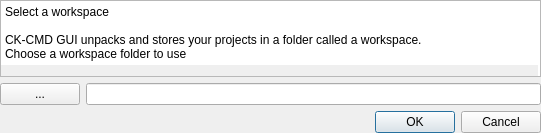
aerisarn/ck-cmd, file gui/src/windows/WorkspaceLauncher.ui: the form before one commit.
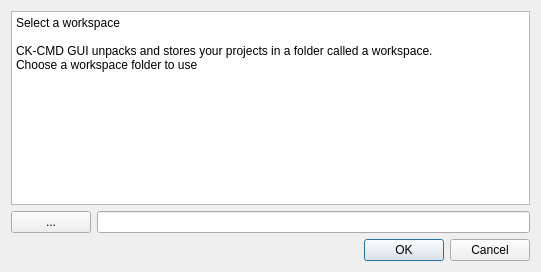
The form after the commit.

Patch:
```diff
--- a/gui/src/windows/WorkspaceLauncher.ui
+++ b/gui/src/windows/WorkspaceLauncher.ui
@@ -7,7 +7,7 @@
     <x>0</x>
     <y>0</y>
     <width>541</width>
-    <height>133</height>
+    <height>272</height>
    </rect>
   </property>
   <property name="sizePolicy">
@@ -22,21 +22,20 @@
   <property name="modal">
    <bool>true</bool>
   </property>
-  <widget class="QWidget" name="verticalLayoutWidget">
-   <property name="geometry">
-    <rect>
-     <x>0</x>
-     <y>0</y>
-     <width>541</width>
-     <height>133</height>
-    </rect>
-   </property>
+  <layout class="QVBoxLayout" name="verticalLayout_2">
+   <item>
    <layout class="QVBoxLayout" name="verticalLayout">
     <property name="sizeConstraint">
      <enum>QLayout::SetNoConstraint</enum>
     </property>
     <item>
      <widget class="QPlainTextEdit" name="plainTextEdit">
+       <property name="sizePolicy">
+        <sizepolicy hsizetype="Minimum" vsizetype="Minimum">
+         <horstretch>0</horstretch>
+         <verstretch>0</verstretch>
+        </sizepolicy>
+       </property>
       <property name="plainText">
        <string>Select a workspace
 
@@ -47,7 +46,7 @@
        <set>Qt::NoTextInteraction</set>
       </property>
       <property name="backgroundVisible">
-       <bool>true</bool>
+        <bool>false</bool>
       </property>
      </widget>
     </item>
@@ -79,7 +78,8 @@
      </widget>
     </item>
    </layout>
-  </widget>
+   </item>
+  </layout>
  </widget>
  <resources/>
  <connections>
```
Lines whose indentation alone changed are shown as unchanged.
